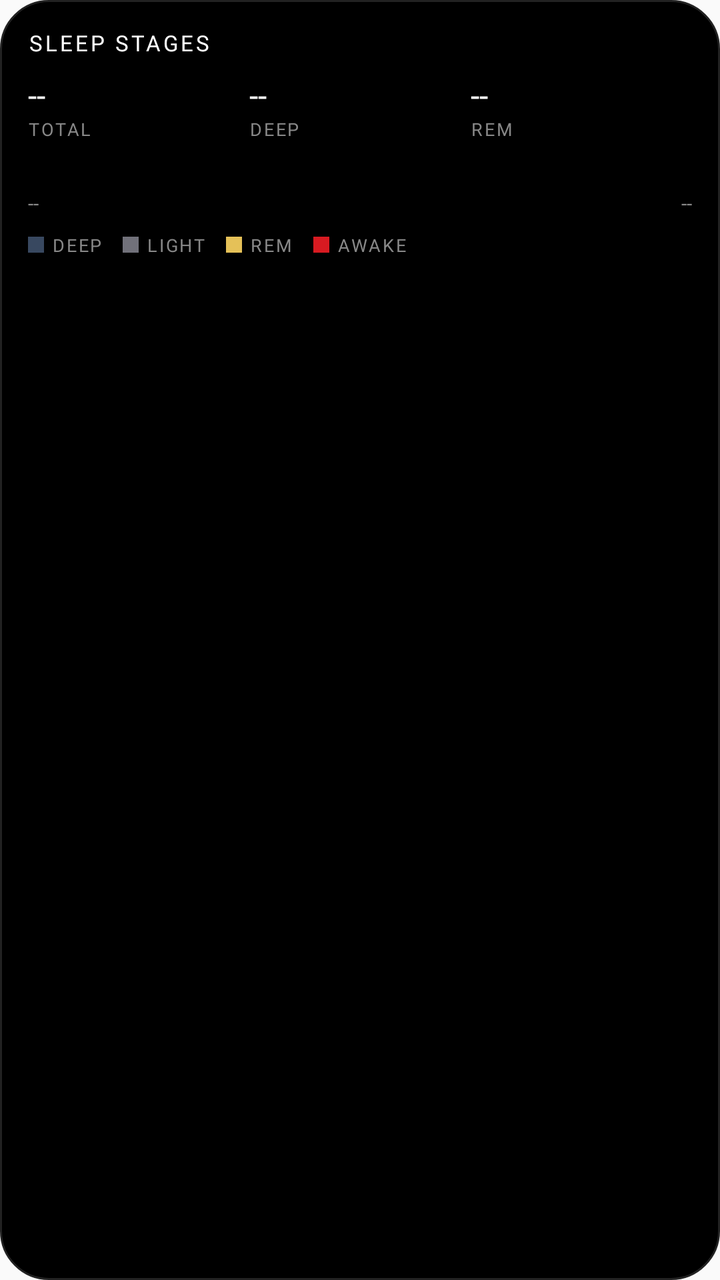
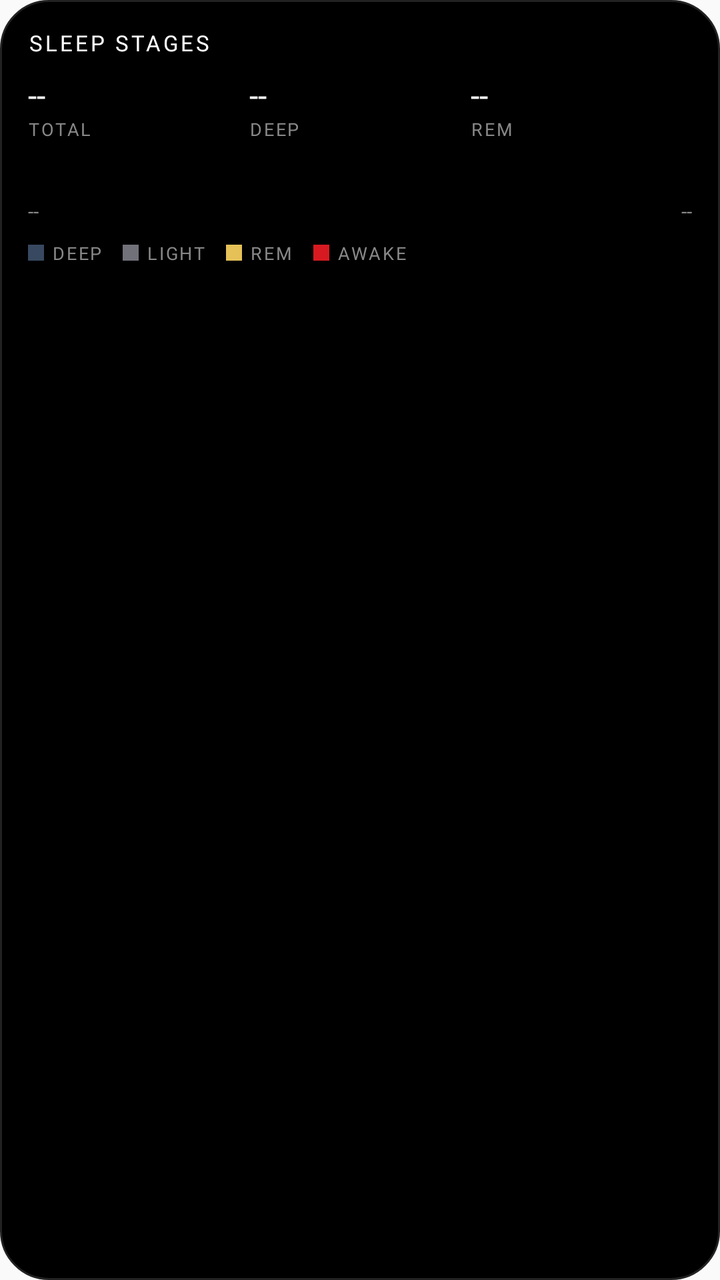

Two renders of the same Android screen: before a commit and after it. Below are the layout's source before the change and the commit's diff.
<!-- AndroidManifest.xml: application theme AppTheme -->
<!-- res/layout/widget_sleep_stages.xml -->
<?xml version="1.0" encoding="utf-8"?>
<LinearLayout xmlns:android="http://schemas.android.com/apk/res/android"
    android:id="@+id/stages_root"
    android:layout_width="match_parent"
    android:layout_height="match_parent"
    android:background="@drawable/widget_bg"
    android:orientation="vertical"
    android:padding="14dp">

    <TextView
        android:layout_width="wrap_content"
        android:layout_height="wrap_content"
        android:fontFamily="@font/space_grotesk"
        android:letterSpacing="0.12"
        android:text="SLEEP STAGES"
        android:textAllCaps="true"
        android:textColor="#FFFFFF"
        android:textSize="11sp" />

    <LinearLayout
        android:layout_width="match_parent"
        android:layout_height="wrap_content"
        android:layout_marginTop="8dp"
        android:orientation="horizontal">

        <LinearLayout
            android:layout_width="0dp"
            android:layout_height="wrap_content"
            android:layout_weight="1"
            android:orientation="vertical">

            <TextView
                android:id="@+id/stages_total"
                android:layout_width="wrap_content"
                android:layout_height="wrap_content"
                android:fontFamily="@font/doto"
                android:text="--"
                android:textColor="#FFFFFF"
                android:textSize="16sp" />

            <TextView
                android:layout_width="wrap_content"
                android:layout_height="wrap_content"
                android:fontFamily="@font/space_grotesk"
                android:letterSpacing="0.1"
                android:text="TOTAL"
                android:textAllCaps="true"
                android:textColor="#888888"
                android:textSize="9sp" />
        </LinearLayout>

        <LinearLayout
            android:layout_width="0dp"
            android:layout_height="wrap_content"
            android:layout_weight="1"
            android:orientation="vertical">

            <TextView
                android:id="@+id/stages_deep"
                android:layout_width="wrap_content"
                android:layout_height="wrap_content"
                android:fontFamily="@font/doto"
                android:text="--"
                android:textColor="#FFFFFF"
                android:textSize="16sp" />

            <TextView
                android:layout_width="wrap_content"
                android:layout_height="wrap_content"
                android:fontFamily="@font/space_grotesk"
                android:letterSpacing="0.1"
                android:text="DEEP"
                android:textAllCaps="true"
                android:textColor="#888888"
                android:textSize="9sp" />
        </LinearLayout>

        <LinearLayout
            android:layout_width="0dp"
            android:layout_height="wrap_content"
            android:layout_weight="1"
            android:orientation="vertical">

            <TextView
                android:id="@+id/stages_rem"
                android:layout_width="wrap_content"
                android:layout_height="wrap_content"
                android:fontFamily="@font/doto"
                android:text="--"
                android:textColor="#FFFFFF"
                android:textSize="16sp" />

            <TextView
                android:layout_width="wrap_content"
                android:layout_height="wrap_content"
                android:fontFamily="@font/space_grotesk"
                android:letterSpacing="0.1"
                android:text="REM"
                android:textAllCaps="true"
                android:textColor="#888888"
                android:textSize="9sp" />
        </LinearLayout>
    </LinearLayout>

    <FrameLayout
        android:id="@+id/stages_bar_host"
        android:layout_width="match_parent"
        android:layout_height="10dp"
        android:layout_marginTop="10dp" />

    <LinearLayout
        android:layout_width="match_parent"
        android:layout_height="wrap_content"
        android:layout_marginTop="4dp"
        android:orientation="horizontal">

        <TextView
            android:id="@+id/stages_bedtime"
            android:layout_width="wrap_content"
            android:layout_height="wrap_content"
            android:fontFamily="@font/doto"
            android:text="--"
            android:textColor="#888888"
            android:textSize="10sp" />

        <Space
            android:layout_width="0dp"
            android:layout_height="1dp"
            android:layout_weight="1" />

        <TextView
            android:id="@+id/stages_waketime"
            android:layout_width="wrap_content"
            android:layout_height="wrap_content"
            android:fontFamily="@font/doto"
            android:text="--"
            android:textColor="#888888"
            android:textSize="10sp" />
    </LinearLayout>

    <LinearLayout
        android:layout_width="match_parent"
        android:layout_height="wrap_content"
        android:layout_marginTop="8dp"
        android:orientation="horizontal">

        <View
            android:layout_width="8dp"
            android:layout_height="8dp"
            android:layout_gravity="center_vertical"
            android:background="#384860" />

        <TextView
            android:layout_width="wrap_content"
            android:layout_height="wrap_content"
            android:layout_marginStart="4dp"
            android:fontFamily="@font/space_grotesk"
            android:letterSpacing="0.1"
            android:text="DEEP"
            android:textColor="#888888"
            android:textSize="9sp" />

        <View
            android:layout_width="8dp"
            android:layout_height="8dp"
            android:layout_gravity="center_vertical"
            android:layout_marginStart="10dp"
            android:background="#71717A" />

        <TextView
            android:layout_width="wrap_content"
            android:layout_height="wrap_content"
            android:layout_marginStart="4dp"
            android:fontFamily="@font/space_grotesk"
            android:letterSpacing="0.1"
            android:text="LIGHT"
            android:textColor="#888888"
            android:textSize="9sp" />

        <View
            android:layout_width="8dp"
            android:layout_height="8dp"
            android:layout_gravity="center_vertical"
            android:layout_marginStart="10dp"
            android:background="#E5C158" />

        <TextView
            android:layout_width="wrap_content"
            android:layout_height="wrap_content"
            android:layout_marginStart="4dp"
            android:fontFamily="@font/space_grotesk"
            android:letterSpacing="0.1"
            android:text="REM"
            android:textColor="#888888"
            android:textSize="9sp" />

        <View
            android:layout_width="8dp"
            android:layout_height="8dp"
            android:layout_gravity="center_vertical"
            android:layout_marginStart="10dp"
            android:background="#D71A21" />

        <TextView
            android:layout_width="wrap_content"
            android:layout_height="wrap_content"
            android:layout_marginStart="4dp"
            android:fontFamily="@font/space_grotesk"
            android:letterSpacing="0.1"
            android:text="AWAKE"
            android:textColor="#888888"
            android:textSize="9sp" />
    </LinearLayout>
</LinearLayout>
<!-- resources referenced by this layout -->
<resources>
  <!-- drawable widget_bg (drawable) -->
  <?xml version="1.0" encoding="utf-8"?>
  <shape xmlns:android="http://schemas.android.com/apk/res/android">
      <solid android:color="#000000" />
      <corners android:radius="24dp" />
      <stroke android:width="1dp" android:color="#222222" />
  </shape>
  <style name="AppTheme" parent="Theme.AppCompat.Light.DarkActionBar">
          
          <item name="colorPrimary">@color/colorPrimary</item>
          <item name="colorPrimaryDark">@color/colorPrimaryDark</item>
          <item name="colorAccent">@color/colorAccent</item>
      </style>
</resources>

<!-- the commit's change to res/layout/widget_sleep_stages.xml (unified diff, before → after) -->
@@ -105,8 +105,16 @@
     <FrameLayout
         android:id="@+id/stages_bar_host"
         android:layout_width="match_parent"
-        android:layout_height="10dp"
-        android:layout_marginTop="10dp" />
+        android:layout_height="wrap_content"
+        android:layout_marginTop="10dp">
+
+        <ImageView
+            android:id="@+id/stages_bar_bitmap"
+            android:layout_width="match_parent"
+            android:layout_height="14dp"
+            android:scaleType="fitXY"
+            android:contentDescription="sleep stages timeline" />
+    </FrameLayout>
 
     <LinearLayout
         android:layout_width="match_parent"
